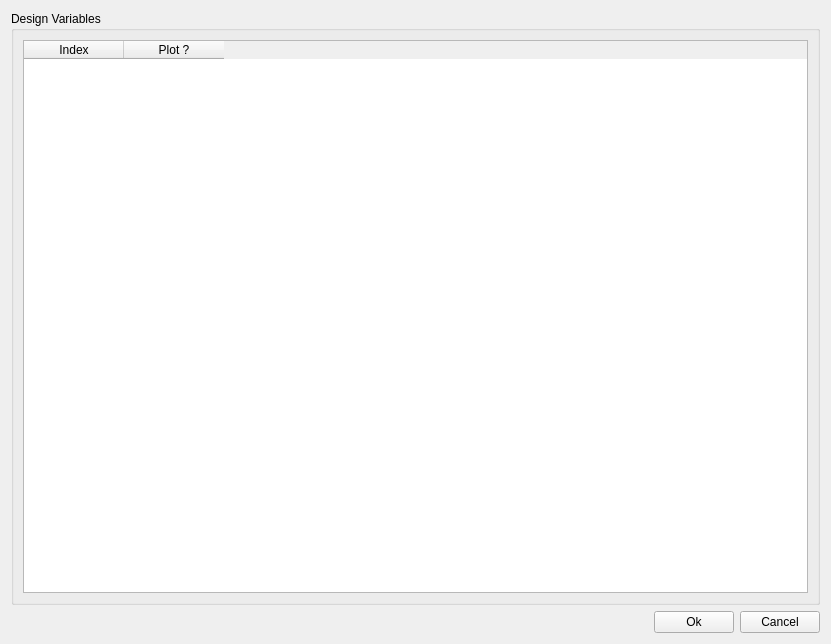
This is SciDataTool/GUI/WFilter/WFilter.ui in Eomys/SciDataTool as Qt 5 draws it before an edit. The edited form follows.
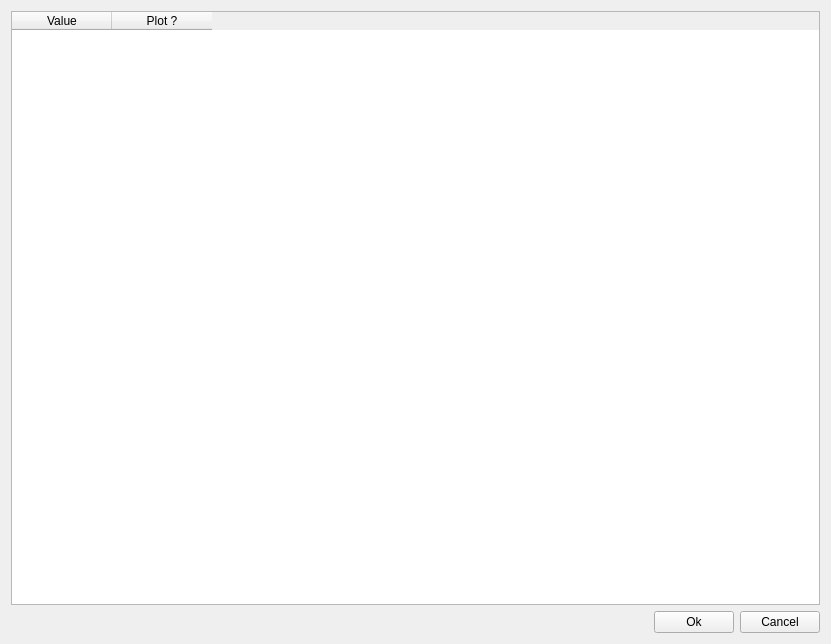
This is the edited form.

Commit message: [NF] Modiying the GUI of WFilter + filling the table with the data of the axis

What changed in the file:
```diff
--- a/SciDataTool/GUI/WFilter/WFilter.ui
+++ b/SciDataTool/GUI/WFilter/WFilter.ui
@@ -58,13 +58,10 @@
     </layout>
    </item>
    <item row="0" column="0">
-    <widget class="QGroupBox" name="g_paramexplorer">
-     <property name="title">
-      <string>Design Variables</string>
+    <widget class="QTableWidget" name="tab_indices">
+     <property name="sortingEnabled">
+      <bool>true</bool>
      </property>
-     <layout class="QGridLayout" name="gridLayout">
-      <item row="0" column="0">
-       <widget class="QTableWidget" name="tab_param">
         <property name="rowCount">
          <number>0</number>
         </property>
@@ -73,7 +70,7 @@
         </property>
         <column>
          <property name="text">
-          <string>Index</string>
+       <string>Value</string>
          </property>
         </column>
         <column>
@@ -85,10 +82,6 @@
       </item>
      </layout>
     </widget>
-   </item>
-  </layout>
- </widget>
- <resources>
- </resources>
+ <resources/>
  <connections/>
 </ui>
```
Lines whose indentation alone changed are shown as unchanged. The commit also changes 3 other files.
